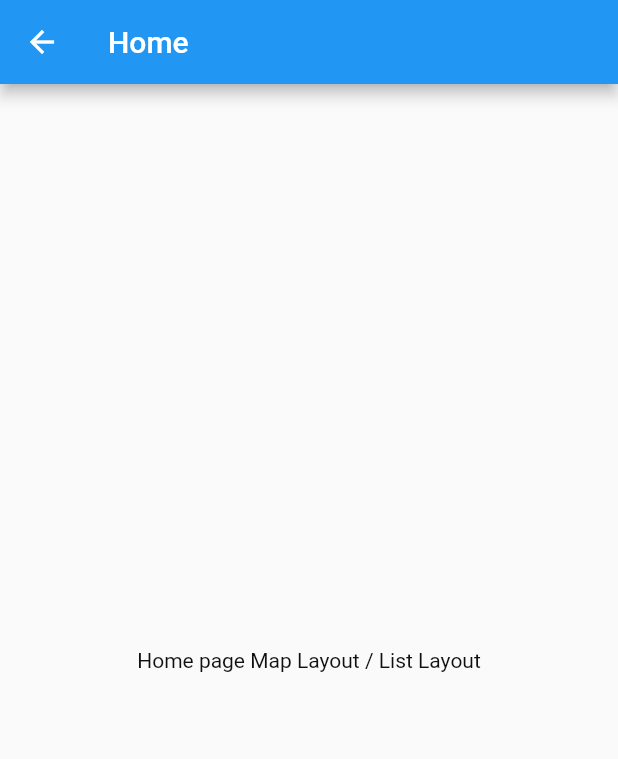
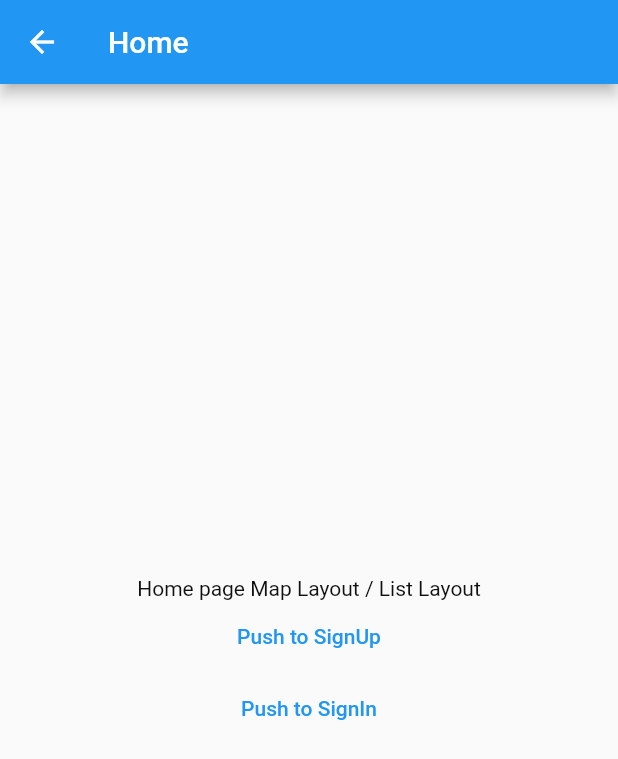
Before and after one commit to drexqq/flutter_boilerplate, a Flutter app: the PageHome screen opened by its route, on a phone screen of 412 x 824 dp. Shown: the top 759 px of the screen. Run offline on Flutter 3.47's test engine with Material 2 defaults, Android fonts, the phone set to English and light mode, and no system bars; our stand-ins replace auto_route, connectivity_plus, dio, flutter_dotenv, flutter_riverpod, flutter_screenutil and 3 more; missing offline and left inert: flutter_pretty_dio_logger, logger_flutter_fork, logger_fork; accounts and stored records are empty.

Commit message:
Feat: page route

```diff
--- a/lib/src/auth/pages/page_sign_in.dart
+++ b/lib/src/auth/pages/page_sign_in.dart
@@ -1,13 +1,31 @@
+import 'package:auto_route/auto_route.dart';
 import 'package:flutter/material.dart';
+import 'package:flutter_boilerplate/routing/app_router.gr.dart';
 
 class PageSignIn extends StatelessWidget {
   const PageSignIn({super.key});
 
   @override
   Widget build(BuildContext context) {
-    return const Scaffold(
+    return Scaffold(
+      appBar: AppBar(),
       body: Center(
-        child: Text("Page Sign In"),
+        child: Column(
+          mainAxisAlignment: MainAxisAlignment.center,
+          children: [
+            const Text("Sign In Page"),
+            TextButton(
+                onPressed: () {
+                  context.router.push(const RouteSignUp());
+                },
+                child: const Text("Push to SignUp")),
+            TextButton(
+                onPressed: () {
+                  context.router.push(const RouteHome());
+                },
+                child: const Text("Push to Home")),
+          ],
+        ),
       ),
     );
   }
--- a/lib/src/home/pages/page_home.dart
+++ b/lib/src/home/pages/page_home.dart
@@ -1,4 +1,6 @@
+import 'package:auto_route/auto_route.dart';
 import 'package:flutter/material.dart';
+import 'package:flutter_boilerplate/routing/app_router.gr.dart';
 
 class PageHome extends StatelessWidget {
   const PageHome({super.key});
@@ -6,11 +8,27 @@ class PageHome extends StatelessWidget {
   @override
   Widget build(BuildContext context) {
     return Scaffold(
-        appBar: AppBar(
-          title: const Text("Home"),
+      appBar: AppBar(
+        title: const Text("Home"),
+      ),
+      body: Center(
+        child: Column(
+          mainAxisAlignment: MainAxisAlignment.center,
+          children: [
+            const Text("Home page Map Layout / List Layout"),
+            TextButton(
+                onPressed: () {
+                  context.router.push(const RouteSignUp());
+                },
+                child: const Text("Push to SignUp")),
+            TextButton(
+                onPressed: () {
+                  context.router.push(const RouteSignIn());
+                },
+                child: const Text("Push to SignIn")),
+          ],
         ),
-        body: const Center(
-          child: Text("Home page Map Layout / List Layout"),
-        ));
+      ),
+    );
   }
 }
```
Also changed, not shown: lib/src/auth/pages/page_sign_up.dart (+23 -2 lines), 1 other file.
